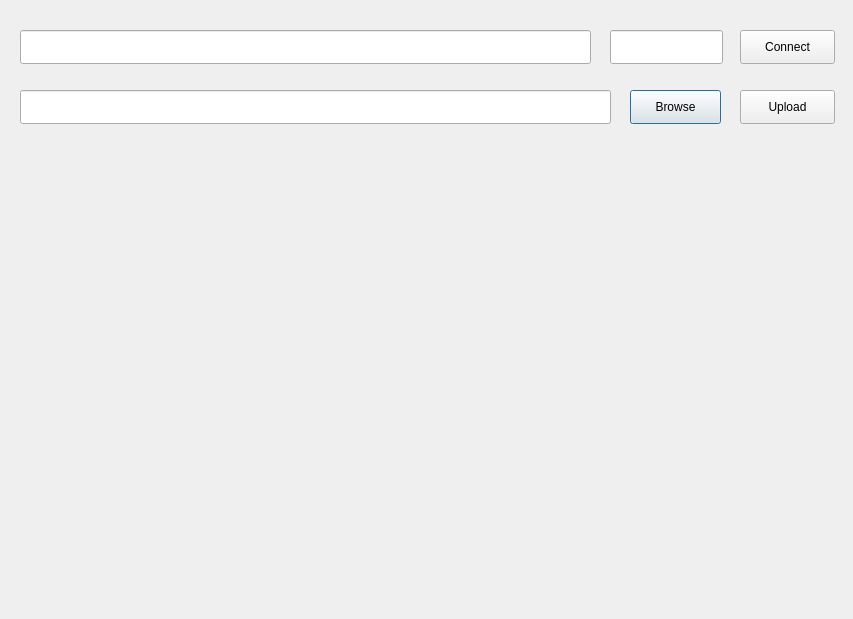
First picture: the form in gui.ui, repository ShahriarDhruvo/FTP-Client, before the edit.
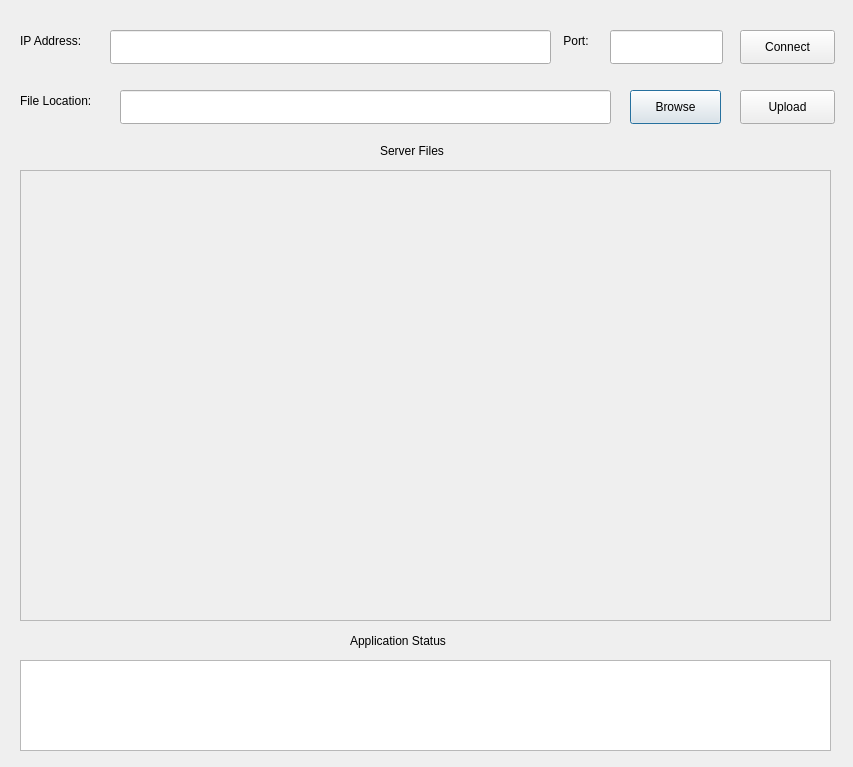
Second picture: the form after the edit.

Commit message: Server connected & File list shown

Patch:
```diff
--- a/gui.ui
+++ b/gui.ui
@@ -7,7 +7,7 @@
     <x>0</x>
     <y>0</y>
     <width>853</width>
-    <height>619</height>
+    <height>767</height>
    </rect>
   </property>
   <property name="windowTitle">
@@ -16,9 +16,9 @@
   <widget class="QLineEdit" name="fileLocation">
    <property name="geometry">
     <rect>
-     <x>20</x>
+     <x>120</x>
      <y>90</y>
-     <width>591</width>
+     <width>491</width>
      <height>34</height>
     </rect>
    </property>
@@ -52,9 +52,9 @@
   <widget class="QLineEdit" name="ipField">
    <property name="geometry">
     <rect>
-     <x>20</x>
+     <x>110</x>
      <y>30</y>
-     <width>571</width>
+     <width>441</width>
      <height>34</height>
     </rect>
    </property>
@@ -82,6 +82,104 @@
     <string>Connect</string>
    </property>
   </widget>
+  <widget class="QTextBrowser" name="statusBox">
+   <property name="geometry">
+    <rect>
+     <x>20</x>
+     <y>660</y>
+     <width>811</width>
+     <height>91</height>
+    </rect>
+   </property>
+  </widget>
+  <widget class="QLabel" name="label">
+   <property name="geometry">
+    <rect>
+     <x>350</x>
+     <y>630</y>
+     <width>131</width>
+     <height>22</height>
+    </rect>
+   </property>
+   <property name="text">
+    <string>Application Status</string>
+   </property>
+  </widget>
+  <widget class="QScrollArea" name="serverFilesArea">
+   <property name="geometry">
+    <rect>
+     <x>20</x>
+     <y>170</y>
+     <width>811</width>
+     <height>451</height>
+    </rect>
+   </property>
+   <property name="widgetResizable">
+    <bool>true</bool>
+   </property>
+   <widget class="QWidget" name="scrollAreaWidgetContents_2">
+    <property name="geometry">
+     <rect>
+      <x>0</x>
+      <y>0</y>
+      <width>805</width>
+      <height>445</height>
+     </rect>
+    </property>
+   </widget>
+  </widget>
+  <widget class="QLabel" name="label_2">
+   <property name="geometry">
+    <rect>
+     <x>380</x>
+     <y>140</y>
+     <width>81</width>
+     <height>22</height>
+    </rect>
+   </property>
+   <property name="text">
+    <string>Server Files</string>
+   </property>
+  </widget>
+  <widget class="QLabel" name="label_3">
+   <property name="geometry">
+    <rect>
+     <x>20</x>
+     <y>30</y>
+     <width>81</width>
+     <height>22</height>
+    </rect>
+   </property>
+   <property name="text">
+    <string>IP Address:</string>
+   </property>
+  </widget>
+  <widget class="QLabel" name="label_4">
+   <property name="geometry">
+    <rect>
+     <x>560</x>
+     <y>30</y>
+     <width>41</width>
+     <height>22</height>
+    </rect>
+   </property>
+   <property name="text">
+    <string> Port:</string>
+   </property>
+  </widget>
+  <widget class="QLabel" name="label_5">
+   <property name="geometry">
+    <rect>
+     <x>20</x>
+     <y>90</y>
+     <width>91</width>
+     <height>22</height>
+    </rect>
+   </property>
+   <property name="text">
+    <string>File Location:</string>
+   </property>
+  </widget>
  </widget>
  <resources/>
  <connections/>
```
The commit also changes 9 other files.
